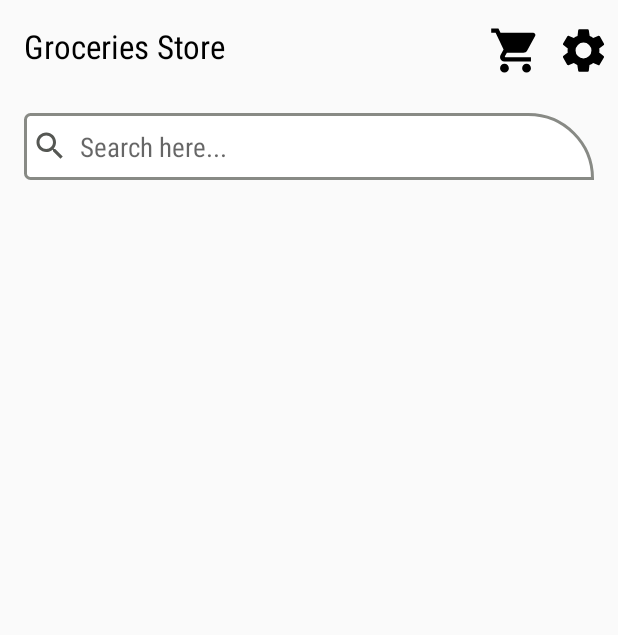
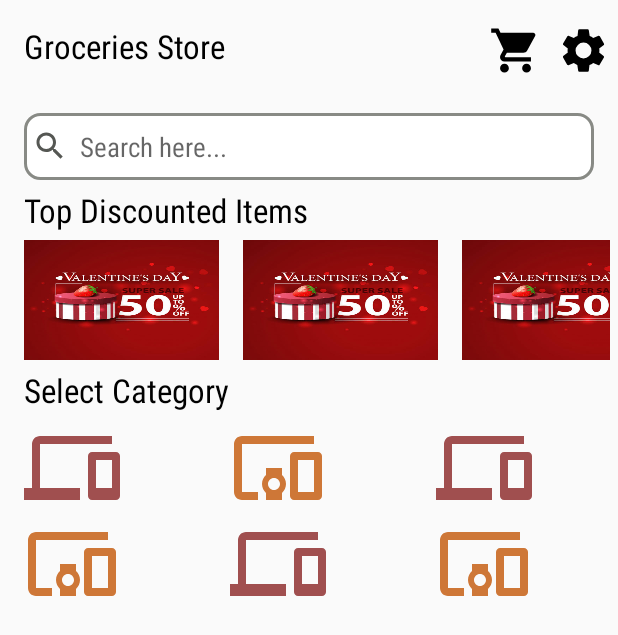
Before and after one commit to peter-mwangi/GroceriesStore, an Android app: the screen it shows after launch (MainActivity), on a phone screen of 412 x 824 dp. Shown: the top 635 px of the screen. Run offline under Robolectric (Android 15) with nearby library versions, the phone set to English and light mode, and no system bars.

Commit message:
category

```diff
--- a/app/src/main/java/com/peter/groceriesstore/MainActivity.java
+++ b/app/src/main/java/com/peter/groceriesstore/MainActivity.java
@@ -1,14 +1,42 @@
 package com.peter.groceriesstore;
 
 import androidx.appcompat.app.AppCompatActivity;
+import androidx.recyclerview.widget.GridLayoutManager;
+import androidx.recyclerview.widget.LinearLayoutManager;
+import androidx.recyclerview.widget.RecyclerView;
 
 import android.os.Bundle;
 
-public class MainActivity extends AppCompatActivity {
+import com.peter.groceriesstore.adapter.CategoryAdapter;
+import com.peter.groceriesstore.adapter.DiscountedProductsAdapter;
+import com.peter.groceriesstore.model.DiscountedProducts;
+
+import java.util.ArrayList;
+import java.util.List;
+
+public class MainActivity extends AppCompatActivity
+{
+    private RecyclerView discountedImagesRecycler, categoriesRecyclerView;
+    DiscountedProductsAdapter discountedProductsAdapter;
+    CategoryAdapter categoryAdapter;
 
     @Override
     protected void onCreate(Bundle savedInstanceState) {
         super.onCreate(savedInstanceState);
         setContentView(R.layout.activity_main);
+
+        discountedImagesRecycler = findViewById(R.id.search_results_view);
+        categoriesRecyclerView = findViewById(R.id.categories_recycler);
+
+        LinearLayoutManager linearLayoutManager = new LinearLayoutManager(this, LinearLayoutManager.HORIZONTAL, false);
+        discountedImagesRecycler.setLayoutManager(linearLayoutManager);
+
+        discountedProductsAdapter = new DiscountedProductsAdapter();
+        discountedImagesRecycler.setAdapter(discountedProductsAdapter);
+
+        categoriesRecyclerView.setLayoutManager(new GridLayoutManager(this, 3));
+        categoryAdapter = new CategoryAdapter();
+        categoriesRecyclerView.setAdapter(categoryAdapter);
+
     }
 }
--- /dev/null
+++ b/app/src/main/java/com/peter/groceriesstore/adapter/CategoryAdapter.java
@@ -0,0 +1,66 @@
+package com.peter.groceriesstore.adapter;
+
+import android.content.Context;
+import android.media.Image;
+import android.view.LayoutInflater;
+import android.view.View;
+import android.view.ViewGroup;
+import android.widget.ImageView;
+
+import androidx.annotation.NonNull;
+import androidx.recyclerview.widget.RecyclerView;
+
+import com.peter.groceriesstore.R;
+import com.peter.groceriesstore.model.DiscountedProducts;
+
+import java.util.ArrayList;
+import java.util.List;
+
+public class CategoryAdapter extends RecyclerView.Adapter<CategoryAdapter.CategoryViewHolder>
+{
+    Context context;
+    List<DiscountedProducts> categoryList;
+
+    @NonNull
+    @Override
+    public CategoryViewHolder onCreateViewHolder(@NonNull ViewGroup parent, int viewType)
+    {
+        View view = LayoutInflater.from(parent.getContext()).inflate(R.layout.category_row_items, parent, false);
+        CategoryViewHolder viewHolder = new CategoryViewHolder(view);
+        return viewHolder;
+    }
+
+    public List<DiscountedProducts> getCategoryList()
+    {
+        categoryList = new ArrayList<>();
+        categoryList.add(new DiscountedProducts(1, R.drawable.ic_devices_black_24dp));
+        categoryList.add(new DiscountedProducts(2, R.drawable.ic_devices_other_black_24dp));
+        categoryList.add(new DiscountedProducts(3, R.drawable.ic_devices_black_24dp));
+        categoryList.add(new DiscountedProducts(4, R.drawable.ic_devices_other_black_24dp));
+        categoryList.add(new DiscountedProducts(5, R.drawable.ic_devices_black_24dp));
+        categoryList.add(new DiscountedProducts(6, R.drawable.ic_devices_other_black_24dp));
+        return categoryList;
+    }
+
+    @Override
+    public void onBindViewHolder(@NonNull CategoryViewHolder holder, int position)
+    {
+        holder.categoryImage.setImageResource(categoryList.get(position).getImageUrl());
+    }
+
+    @Override
+    public int getItemCount()
+    {
+        return getCategoryList().size();
+    }
+
+    public static class CategoryViewHolder extends RecyclerView.ViewHolder
+    {
+        ImageView categoryImage;
+        public CategoryViewHolder(@NonNull View itemView)
+        {
+            super(itemView);
+            categoryImage = itemView.findViewById(R.id.category_image);
+        }
+    }
+}
--- /dev/null
+++ b/app/src/main/java/com/peter/groceriesstore/adapter/DiscountedProductsAdapter.java
@@ -0,0 +1,65 @@
+package com.peter.groceriesstore.adapter;
+
+import android.content.Context;
+import android.view.LayoutInflater;
+import android.view.View;
+import android.view.ViewGroup;
+import android.widget.ImageView;
+
+import androidx.annotation.NonNull;
+import androidx.recyclerview.widget.RecyclerView;
+
+import com.peter.groceriesstore.MainActivity;
+import com.peter.groceriesstore.R;
+import com.peter.groceriesstore.model.DiscountedProducts;
+
+import java.util.ArrayList;
+import java.util.List;
+
+public class DiscountedProductsAdapter extends RecyclerView.Adapter<DiscountedProductsAdapter.DiscountedProductsViewHolder>
+{
+    Context context;
+    List<DiscountedProducts> discountedProductsList;
+
+    @NonNull
+    @Override
+    public DiscountedProductsViewHolder onCreateViewHolder(@NonNull ViewGroup parent, int viewType)
+    {
+
+        View view = LayoutInflater.from(parent.getContext()).inflate(R.layout.discounted_row_items, parent, false);
+        DiscountedProductsViewHolder viewHolder = new DiscountedProductsViewHolder(view);
+        return viewHolder;
+    }
+
+    public List<DiscountedProducts> getDiscountedProductsList()
+    {
+        discountedProductsList = new ArrayList<>();
+        discountedProductsList.add(new DiscountedProducts(1,R.drawable.strawberry));
+        discountedProductsList.add(new DiscountedProducts(2,R.drawable.strawberry));
+        discountedProductsList.add(new DiscountedProducts(3,R.drawable.strawberry));
+        return discountedProductsList;
+    }
+
+    @Override
+    public void onBindViewHolder(@NonNull DiscountedProductsViewHolder holder, int position)
+    {
+        holder.discountedImage.setImageResource(discountedProductsList.get(position).getImageUrl());
+    }
+
+    @Override
+    public int getItemCount()
+    {
+        return getDiscountedProductsList().size();
+    }
+
+    public static class DiscountedProductsViewHolder extends RecyclerView.ViewHolder
+    {
+        ImageView discountedImage;
+
+        public DiscountedProductsViewHolder(@NonNull View itemView)
+        {
+            super(itemView);
+            discountedImage = itemView.findViewById(R.id.diccounted_image);
+        }
+    }
+}
--- /dev/null
+++ b/app/src/main/java/com/peter/groceriesstore/model/DiscountedProducts.java
@@ -0,0 +1,28 @@
+package com.peter.groceriesstore.model;
+
+public class DiscountedProducts
+{
+    Integer id;
+    Integer imageUrl;
+
+    public DiscountedProducts(Integer id, Integer imageUrl) {
+        this.id = id;
+        this.imageUrl = imageUrl;
+    }
+
+    public Integer getId() {
+        return id;
+    }
+
+    public void setId(Integer id) {
+        this.id = id;
+    }
+
+    public Integer getImageUrl() {
+        return imageUrl;
+    }
+
+    public void setImageUrl(Integer imageUrl) {
+        this.imageUrl = imageUrl;
+    }
+}
--- /dev/null
+++ b/app/src/main/res/drawable/ic_devices_black_24dp.xml
@@ -0,0 +1,5 @@
+<vector android:height="24dp" android:tint="#A04F4F"
+    android:viewportHeight="24.0" android:viewportWidth="24.0"
+    android:width="24dp" xmlns:android="http://schemas.android.com/apk/res/android">
+    <path android:fillColor="#FF000000" android:pathData="M4,6h18L22,4L4,4c-1.1,0 -2,0.9 -2,2v11L0,17v3h14v-3L4,17L4,6zM23,8h-6c-0.55,0 -1,0.45 -1,1v10c0,0.55 0.45,1 1,1h6c0.55,0 1,-0.45 1,-1L24,9c0,-0.55 -0.45,-1 -1,-1zM22,17h-4v-7h4v7z"/>
+</vector>
--- /dev/null
+++ b/app/src/main/res/drawable/ic_devices_other_black_24dp.xml
@@ -0,0 +1,5 @@
+<vector android:height="24dp" android:tint="#CE7737"
+    android:viewportHeight="24.0" android:viewportWidth="24.0"
+    android:width="24dp" xmlns:android="http://schemas.android.com/apk/res/android">
+    <path android:fillColor="#FF000000" android:pathData="M3,6h18L21,4L3,4c-1.1,0 -2,0.9 -2,2v12c0,1.1 0.9,2 2,2h4v-2L3,18L3,6zM13,12L9,12v1.78c-0.61,0.55 -1,1.33 -1,2.22s0.39,1.67 1,2.22L9,20h4v-1.78c0.61,-0.55 1,-1.34 1,-2.22s-0.39,-1.67 -1,-2.22L13,12zM11,17.5c-0.83,0 -1.5,-0.67 -1.5,-1.5s0.67,-1.5 1.5,-1.5 1.5,0.67 1.5,1.5 -0.67,1.5 -1.5,1.5zM22,8h-6c-0.5,0 -1,0.5 -1,1v10c0,0.5 0.5,1 1,1h6c0.5,0 1,-0.5 1,-1L23,9c0,-0.5 -0.5,-1 -1,-1zM21,18h-4v-8h4v8z"/>
+</vector>
--- a/app/src/main/res/drawable/search_bg.xml
+++ b/app/src/main/res/drawable/search_bg.xml
@@ -10,8 +10,6 @@
         android:color="#888A85"/>
 
     <corners
-        android:topLeftRadius="8dp"
-        android:bottomLeftRadius="8dp"
-        android:topRightRadius="100dp"/>
+        android:radius="10dp"/>
 
 </shape>
--- a/app/src/main/res/layout/activity_main.xml
+++ b/app/src/main/res/layout/activity_main.xml
@@ -12,6 +12,7 @@
     android:layout_height="wrap_content"
     android:layout_marginStart="16dp"
     android:layout_alignParentTop="true"
+    android:layout_alignParentStart="true"
     android:layout_marginTop="16dp"
     android:text="Groceries Store"
     android:textColor="@android:color/background_dark"
@@ -32,6 +33,7 @@
         android:layout_width="35dp"
         android:layout_height="35dp"
         android:src="@drawable/ic_shopping_cart_black_24dp"
+
         android:layout_marginEnd="10dp"
         android:layout_toLeftOf="@id/account_settings"
         android:layout_marginTop="16dp"
@@ -42,6 +44,7 @@
         android:layout_width="match_parent"
         android:layout_height="wrap_content"
         android:layout_below="@id/shopping_cart"
+        android:layout_alignParentStart="true"
         android:layout_marginTop="24dp"
         android:layout_marginLeft="16dp"
         android:layout_marginRight="16dp"
@@ -54,14 +57,49 @@
         android:background="@drawable/search_bg"
         android:padding="10dp"/>
 
+    <TextView
+        android:id="@+id/simple_text_1"
+        android:layout_width="wrap_content"
+        android:layout_height="wrap_content"
+        android:layout_alignParentStart="true"
+        android:layout_marginLeft="16dp"
+        android:layout_marginTop="5dp"
+        android:text="Top Discounted Items"
+        android:fontFamily="sans-serif-condensed"
+        android:textSize="22sp"
+        android:textColor="@android:color/background_dark"
+        android:layout_below="@id/search_field"/>
+
     <androidx.recyclerview.widget.RecyclerView
+        android:id="@+id/search_results_view"
         android:layout_width="match_parent"
         android:layout_height="wrap_content"
-        android:layout_below="@id/search_field"
-        android:layout_marginTop="24dp"
-        android:layout_marginLeft="16dp"
-        android:layout_marginRight="16dp"
+        android:layout_alignParentStart="true"
+        android:layout_below="@id/simple_text_1"
+        android:layout_marginTop="5dp"
+        android:layout_marginEnd="5dp"
         />
+
+    <TextView
+        android:id="@+id/simple_text_2"
+        android:layout_width="wrap_content"
+        android:layout_height="wrap_content"
+        android:text="Select Category"
+        android:textSize="22sp"
+        android:textColor="@android:color/background_dark"
+        android:fontFamily="sans-serif-condensed"
+        android:layout_alignParentStart="true"
+        android:layout_marginTop="5dp"
+        android:layout_marginStart="16dp"
+        android:layout_below="@id/search_results_view"/>
+
+    <androidx.recyclerview.widget.RecyclerView
+        android:id="@+id/categories_recycler"
+        android:layout_width="match_parent"
+        android:layout_height="wrap_content"
+        android:layout_below="@id/simple_text_2"
+        android:layout_alignParentStart="true"
+        android:layout_marginTop="5dp"/>
 
 
 </RelativeLayout>
--- /dev/null
+++ b/app/src/main/res/layout/category_row_items.xml
@@ -0,0 +1,18 @@
+<?xml version="1.0" encoding="utf-8"?>
+<RelativeLayout
+    xmlns:android="http://schemas.android.com/apk/res/android"
+    android:layout_width="wrap_content"
+    android:layout_height="wrap_content">
+
+    <ImageView
+        android:id="@+id/category_image"
+        android:layout_width="64dp"
+        android:layout_height="64dp"
+        android:layout_alignParentTop="true"
+        android:src="@drawable/strawberry"
+        android:scaleType="fitXY"
+        android:layout_marginStart="16dp"/>
+
+
+
+</RelativeLayout>
--- /dev/null
+++ b/app/src/main/res/layout/discounted_row_items.xml
@@ -0,0 +1,18 @@
+<?xml version="1.0" encoding="utf-8"?>
+<RelativeLayout
+    xmlns:android="http://schemas.android.com/apk/res/android"
+    android:layout_width="wrap_content"
+    android:layout_height="wrap_content">
+
+    <ImageView
+        android:id="@+id/diccounted_image"
+        android:layout_width="130dp"
+        android:layout_height="80dp"
+        android:layout_alignParentTop="true"
+        android:src="@drawable/strawberry"
+        android:scaleType="fitXY"
+        android:layout_marginStart="16dp"/>
+
+
+
+</RelativeLayout>
```
Also changed, not shown: app/src/main/res/drawable/strawberry.jpeg (added).
